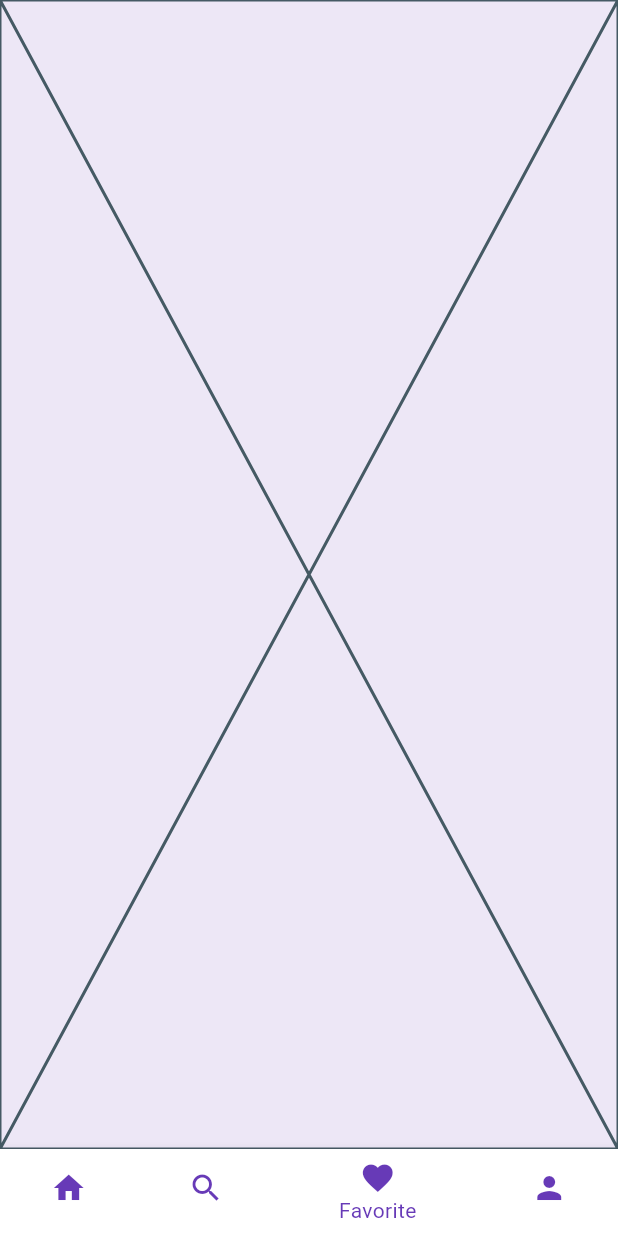
After one commit to SkayFive/wisata_candi_krisna, a Flutter app: the screen it shows after launch, item 3 of the bottom bar chosen, on a phone screen of 412 x 824 dp. The commit adds this screen. Run offline on Flutter 3.47's test engine with Material 3 defaults, Android fonts, the phone set to English and light mode, and no system bars.

Commit message:
wisata candi
navigation

```diff
--- a/lib/main.dart
+++ b/lib/main.dart
@@ -1,10 +1,11 @@
 import 'package:flutter/material.dart';
-// import 'package:wisata_candi_krisna/screens/home_screen.dart';
-// import 'package:wisata_candi_krisna/screens/profile_screen.dart';
+import 'package:wisata_candi_krisna/screens/home_screen.dart';
+import 'package:wisata_candi_krisna/screens/profile_screen.dart';
+import 'package:wisata_candi_krisna/screens/search_screen.dart';
+import 'package:wisata_candi_krisna/screens/favorite_screen.dart';
 // import 'package:wisata_candi_krisna/data/candi_data.dart';
 // import 'package:wisata_candi_krisna/screens/detail_screen.dart';
-// import 'package:wisata_candi_krisna/screens/search_screen.dart';
-import 'package:wisata_candi_krisna/screens/signIn_screen.dart';
+// import 'package:wisata_candi_krisna/screens/signIn_screen.dart';
 void main() {
   runApp(const MyApp());
 }
@@ -18,21 +19,87 @@ class MyApp extends StatelessWidget {
     return MaterialApp(
       debugShowCheckedModeBanner: false,
       title: 'Wisata Candi',
-      // theme: ThemeData(
-      //   appBarTheme: const AppBarTheme(
-      //     iconTheme: IconThemeData(color: Colors.deepPurple),
-      //     titleTextStyle: TextStyle(
-      //       color: Colors.deepPurple,
-      //       fontSize: 20,
-      //       fontWeight: FontWeight.bold,
-      //     ),
-      //   ),
-      //   colorScheme: ColorScheme.fromSeed(
-      //     seedColor: Colors.deepPurple,
-      //   ).copyWith(primary: Colors.deepPurple, surface: Colors.deepPurple[50]),
-      // ),
+      theme: ThemeData(
+        appBarTheme: const AppBarTheme(
+          iconTheme: IconThemeData(color: Colors.deepPurple),
+          titleTextStyle: TextStyle(
+            color: Colors.deepPurple,
+            fontSize: 20,
+            fontWeight: FontWeight.bold,
+          ),
+        ),
+        colorScheme: ColorScheme.fromSeed(
+          seedColor: Colors.deepPurple,
+        ).copyWith(primary: Colors.deepPurple, surface: Colors.deepPurple[50]),
+      ),
       // home: HomeScreen(),
-      home: SignInScreen(),
-   );
- }
+      // home: SignInScreen(),
+      home: MainScreen(),
+    );
+  }
 }
+
+// Implementasi halaman utama
+class MainScreen extends StatefulWidget {
+  const MainScreen({super.key});
+
+  @override
+  State<MainScreen> createState() => _MainScreenState();
+}
+
+class _MainScreenState extends State<MainScreen> {
+  //TODO: 1.Delarasi Variabel
+  int _currentIndex = 0;
+  final List<Widget> _children = [
+    HomeScreen(),
+    SearchScreen(),
+    FavoriteScreen(),
+    ProfileScreen(),
+  ];
+
+  @override
+  Widget build(BuildContext context) {
+    return Scaffold(
+      //TODO: 2. Buat properti body berupa widget yang di tampilkan
+      body: _children[_currentIndex],
+      //TODO: 3. Buat properti buttomNavigationBar dengan nilai Theme
+      bottomNavigationBar: Theme(
+        //TODO: 4. Buat data dan child dari Theme
+        data: Theme.of(context).copyWith(canvasColor: Colors.white),
+        // Membuat item bisa di tekan di buat sebelum menulis item
+        child: BottomNavigationBar(
+          currentIndex: _currentIndex,
+          onTap: (index) {
+            setState(() {
+              _currentIndex = index;
+            });
+          },
+          items: [
+            BottomNavigationBarItem(
+              icon: Icon(Icons.home, color: Colors.deepPurple),
+              label: 'Home',
+            ),
+            BottomNavigationBarItem(
+              icon: Icon(Icons.search, color: Colors.deepPurple),
+              label: 'search',
+            ),
+            BottomNavigationBarItem(
+              icon: Icon(Icons.favorite, color: Colors.deepPurple),
+              label: 'Favorite',
+            ),
+            BottomNavigationBarItem(
+              icon: Icon(Icons.person, color: Colors.deepPurple),
+              label: 'Person',
+            ),
+          ],
+          selectedItemColor:
+              Colors.deepPurple, // Mengatur Warna Teks saat di klik
+          unselectedItemColor:
+              Colors.deepPurple[100], //Mengatur warna ketika belum di klik
+          showSelectedLabels:
+              true, // Menunjukan menampilkan label (teks) dari item yang sedang dipilih.
+        ),
+      ),
+    );
+  }
+}
--- /dev/null
+++ b/lib/screens/favorite_screen.dart
@@ -0,0 +1,15 @@
+import 'package:flutter/material.dart';
+
+class FavoriteScreen extends StatefulWidget {
+  const FavoriteScreen({super.key});
+
+  @override
+  State<FavoriteScreen> createState() => _FavoriteScreenState();
+}
+
+class _FavoriteScreenState extends State<FavoriteScreen> {
+  @override
+  Widget build(BuildContext context) {
+    return const Placeholder();
+  }
+}
```
